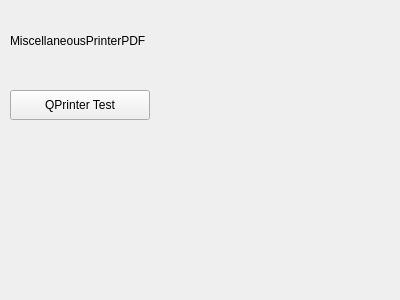
Qt form QtGuiApplicationTest/QtGuiApplicationTest/MiscellaneousPrinterPDF.ui (xautshuanglong/QtLearningRepository) before a commit.
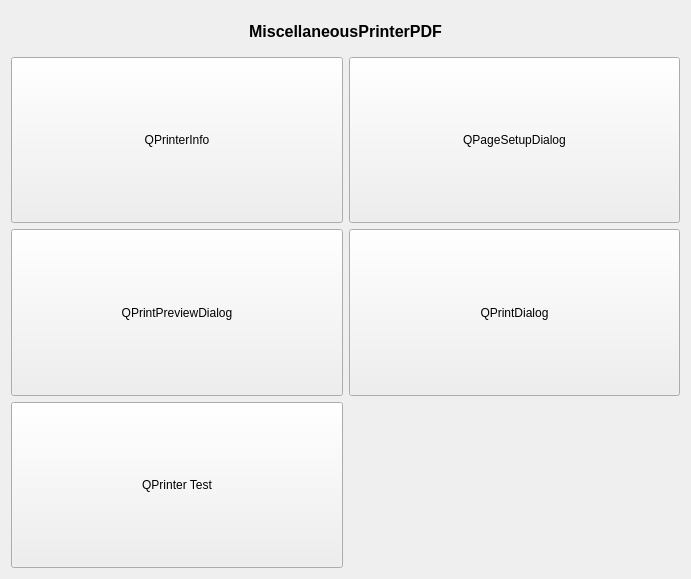
The same form after that commit. Custom widgets are drawn as their Qt base class.

Commit message: QT printer 打印参数设置

What changed in the file:
```diff
--- a/QtGuiApplicationTest/QtGuiApplicationTest/MiscellaneousPrinterPDF.ui
+++ b/QtGuiApplicationTest/QtGuiApplicationTest/MiscellaneousPrinterPDF.ui
@@ -6,45 +6,111 @@
    <rect>
     <x>0</x>
     <y>0</y>
-    <width>400</width>
-    <height>300</height>
+    <width>691</width>
+    <height>579</height>
    </rect>
   </property>
   <property name="windowTitle">
    <string>MiscellaneousPrinterPDF</string>
   </property>
-  <widget class="QLabel" name="label">
-   <property name="geometry">
-    <rect>
-     <x>10</x>
-     <y>30</y>
-     <width>151</width>
-     <height>21</height>
-    </rect>
-   </property>
+  <layout class="QVBoxLayout" name="verticalLayout">
+   <item>
+    <layout class="QHBoxLayout" name="horizontalLayout">
+     <item>
+      <widget class="QLabel" name="lbTitle">
+       <property name="minimumSize">
+        <size>
+         <width>0</width>
+         <height>40</height>
+        </size>
+       </property>
+       <property name="font">
+        <font>
+         <pointsize>12</pointsize>
+         <weight>75</weight>
+         <bold>true</bold>
+        </font>
+       </property>
+       <property name="text">
+        <string>MiscellaneousPrinterPDF</string>
+       </property>
+       <property name="alignment">
+        <set>Qt::AlignCenter</set>
+       </property>
+      </widget>
+     </item>
+    </layout>
+   </item>
+   <item>
+    <layout class="QGridLayout" name="gridLayout">
+     <item row="1" column="0">
+      <widget class="QPushButton" name="btnPrintPreviewDlg">
    <property name="sizePolicy">
-    <sizepolicy hsizetype="Preferred" vsizetype="Preferred">
+        <sizepolicy hsizetype="Expanding" vsizetype="Expanding">
      <horstretch>0</horstretch>
      <verstretch>0</verstretch>
     </sizepolicy>
    </property>
    <property name="text">
-    <string>MiscellaneousPrinterPDF</string>
-   </property>
-  </widget>
+        <string>QPrintPreviewDialog</string>
+       </property>
+      </widget>
+     </item>
+     <item row="2" column="0">
   <widget class="QPushButton" name="btnQPrinterTest">
-   <property name="geometry">
-    <rect>
-     <x>10</x>
-     <y>90</y>
-     <width>140</width>
-     <height>30</height>
-    </rect>
+       <property name="sizePolicy">
+        <sizepolicy hsizetype="Expanding" vsizetype="Expanding">
+         <horstretch>0</horstretch>
+         <verstretch>0</verstretch>
+        </sizepolicy>
    </property>
    <property name="text">
     <string>QPrinter Test</string>
    </property>
   </widget>
+     </item>
+     <item row="0" column="0">
+      <widget class="QPushButton" name="btnPrinterInfo">
+       <property name="sizePolicy">
+        <sizepolicy hsizetype="Expanding" vsizetype="Expanding">
+         <horstretch>0</horstretch>
+         <verstretch>0</verstretch>
+        </sizepolicy>
+       </property>
+       <property name="text">
+        <string>QPrinterInfo</string>
+       </property>
+      </widget>
+     </item>
+     <item row="1" column="1">
+      <widget class="QPushButton" name="btnPrintDlg">
+       <property name="sizePolicy">
+        <sizepolicy hsizetype="Expanding" vsizetype="Expanding">
+         <horstretch>0</horstretch>
+         <verstretch>0</verstretch>
+        </sizepolicy>
+       </property>
+       <property name="text">
+        <string>QPrintDialog</string>
+       </property>
+      </widget>
+     </item>
+     <item row="0" column="1">
+      <widget class="QPushButton" name="btnPageSetupDlg">
+       <property name="sizePolicy">
+        <sizepolicy hsizetype="Expanding" vsizetype="Expanding">
+         <horstretch>0</horstretch>
+         <verstretch>0</verstretch>
+        </sizepolicy>
+       </property>
+       <property name="text">
+        <string>QPageSetupDialog</string>
+       </property>
+      </widget>
+     </item>
+    </layout>
+   </item>
+  </layout>
  </widget>
  <layoutdefault spacing="6" margin="11"/>
  <customwidgets>
```
Lines whose indentation alone changed are shown as unchanged. The commit also changes 4 other files.
